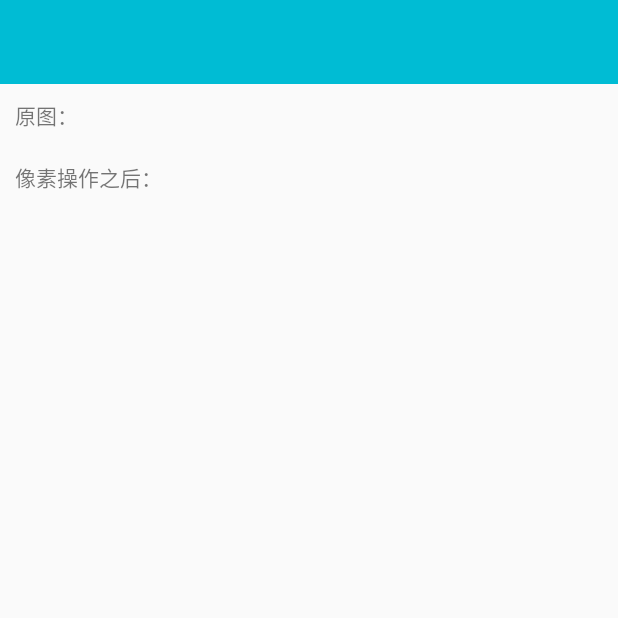
After one commit to imageprocessor/cv4j, an Android app: the PixelOperatorActivity screen opened directly, with no data from a screen before it, on a phone screen of 412 x 824 dp, the top half of it. The commit adds this screen. Run offline under Robolectric (Android 15) with nearby library versions, the phone set to English and light mode, and no system bars; libraries missing offline, so code that uses them is left out: com.safframework.injectview; 2 statements that could not run were skipped.

Commit message:
update demo

```diff
--- a/app/src/main/java/com/cv4j/app/activity/MainActivity.java
+++ b/app/src/main/java/com/cv4j/app/activity/MainActivity.java
@@ -126,6 +126,10 @@ public class MainActivity extends BaseActivity {
                 menuManager.show(MenuManager.MenuType.TEMPLATE_MATCH);
                 break;
 
+            case R.id.drawer_pixel_operator:
+                menuManager.show(MenuManager.MenuType.PIXEL_OPERATOR);
+                break;
+
             default:
                 break;
         }
--- /dev/null
+++ b/app/src/main/java/com/cv4j/app/activity/PixelOperatorActivity.java
@@ -0,0 +1,63 @@
+/*
+ * Copyright (c) 2017 - present, CV4J Contributors.
+ *
+ * Licensed under the Apache License, Version 2.0 (the "License");
+ * you may not use this file except in compliance with the License.
+ * You may obtain a copy of the License at
+ *
+ * http://www.apache.org/licenses/LICENSE-2.0
+ *
+ * Unless required by applicable law or agreed to in writing, software
+ * distributed under the License is distributed on an "AS IS" BASIS,
+ * WITHOUT WARRANTIES OR CONDITIONS OF ANY KIND, either express or implied.
+ * See the License for the specific language governing permissions and
+ * limitations under the License.
+ */
+
+package com.cv4j.app.activity;
+
+import android.content.res.Resources;
+import android.os.Bundle;
+import android.support.v7.widget.Toolbar;
+import android.widget.ImageView;
+
+import com.cv4j.app.R;
+import com.cv4j.app.app.BaseActivity;
+import com.safframework.injectview.annotations.InjectExtra;
+import com.safframework.injectview.annotations.InjectView;
+
+/**
+ * Created by tony on 2017/11/5.
+ */
+
+public class PixelOperatorActivity extends BaseActivity {
+
+    @InjectView(R.id.image1)
+    ImageView image1;
+
+    @InjectView(R.id.image2)
+    ImageView image2;
+
+    @InjectView(R.id.result_image)
+    ImageView result;
+
+    @InjectView(R.id.toolbar)
+    Toolbar toolbar;
+
+    @InjectExtra(key = "Title")
+    String title;
+
+    @Override
+    protected void onCreate(Bundle savedInstanceState) {
+        super.onCreate(savedInstanceState);
+        setContentView(R.layout.activity_pixel_operator);
+
+        initData();
+    }
+
+    private void initData() {
+
+        toolbar.setTitle("< "+title);
+        Resources res = getResources();
+    }
+}
--- /dev/null
+++ b/app/src/main/res/layout/activity_pixel_operator.xml
@@ -0,0 +1,70 @@
+<?xml version="1.0" encoding="utf-8"?>
+<ScrollView xmlns:android="http://schemas.android.com/apk/res/android"
+    android:layout_width="match_parent"
+    android:layout_height="match_parent"
+    android:orientation="vertical">
+
+    <LinearLayout
+        android:id="@+id/activity_main"
+        android:layout_width="match_parent"
+        android:layout_height="match_parent"
+        android:orientation="vertical">
+
+        <android.support.v7.widget.Toolbar
+            android:id="@+id/toolbar"
+            android:layout_width="match_parent"
+            android:layout_height="?attr/actionBarSize"
+            android:background="?attr/colorPrimary">
+        </android.support.v7.widget.Toolbar>
+
+        <TextView
+            android:layout_width="wrap_content"
+            android:layout_height="wrap_content"
+            android:layout_marginLeft="10dp"
+            android:layout_marginTop="10dp"
+            android:text="原图："/>
+
+        <LinearLayout
+            android:layout_width="match_parent"
+            android:layout_height="wrap_content"
+            android:orientation="horizontal">
+
+            <ImageView
+                android:id="@+id/image1"
+                android:layout_width="wrap_content"
+                android:layout_height="wrap_content"
+                android:layout_gravity="center_horizontal"
+                android:layout_marginTop="10dp"/>
+
+            <ImageView
+                android:id="@+id/image2"
+                android:layout_width="wrap_content"
+                android:layout_height="wrap_content"
+                android:layout_gravity="center_horizontal"
+                android:layout_marginTop="10dp"/>
+        </LinearLayout>
+
+        <TextView
+            android:layout_width="wrap_content"
+            android:layout_height="wrap_content"
+            android:layout_marginLeft="10dp"
+            android:layout_marginTop="10dp"
+            android:text="像素操作之后："/>
+
+        <LinearLayout
+            android:layout_width="match_parent"
+            android:layout_height="wrap_content"
+            android:orientation="horizontal">
+
+            <ImageView
+                android:id="@+id/result_image"
+                android:layout_width="wrap_content"
+                android:layout_height="wrap_content"
+                android:layout_gravity="center_horizontal"
+                android:layout_marginTop="10dp"/>
+
+        </LinearLayout>
+
+    </LinearLayout>
+
+</ScrollView>
--- a/app/src/main/res/menu/drawer.xml
+++ b/app/src/main/res/menu/drawer.xml
@@ -55,5 +55,10 @@
             android:icon="@drawable/menu_general_anno"
             android:title="@string/template_match" />
 
+        <item
+            android:id="@+id/drawer_pixel_operator"
+            android:icon="@drawable/menu_general_anno"
+            android:title="@string/pixel_operator" />
+
     </group>
 </menu>
--- a/app/src/main/res/values/strings.xml
+++ b/app/src/main/res/values/strings.xml
@@ -8,6 +8,7 @@
     <string name="binary">二值分析</string>
     <string name="hist">直方图</string>
     <string name="template_match">模版匹配</string>
+    <string name="pixel_operator">像素操作</string>
 
     <string name="finish_by_back_again">再按一次退出程序</string>
 </resources>
```
Also changed, not shown: app/src/main/AndroidManifest.xml (+28 -24 lines), app/src/main/java/com/cv4j/app/fragment/PixelOperatorFragment.java (+30 -0 lines), app/src/main/res/layout/fragment_pixel_operator.xml (added, +18 -0 lines).
